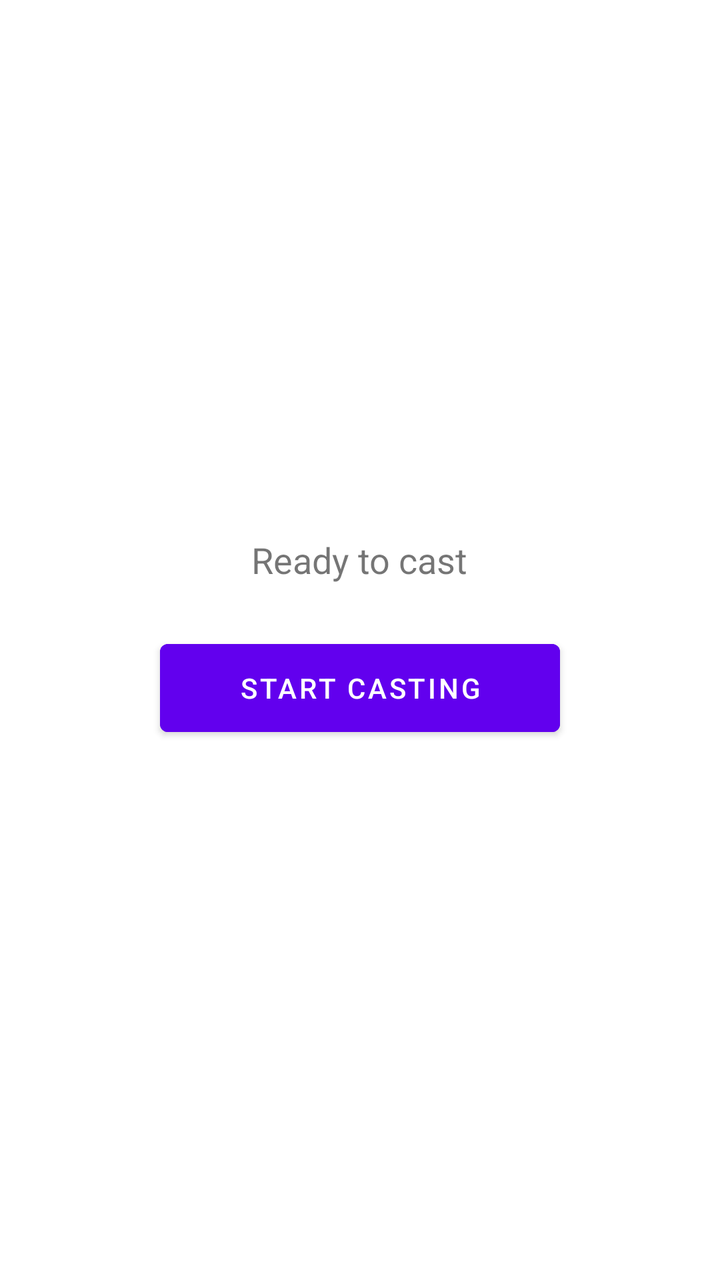
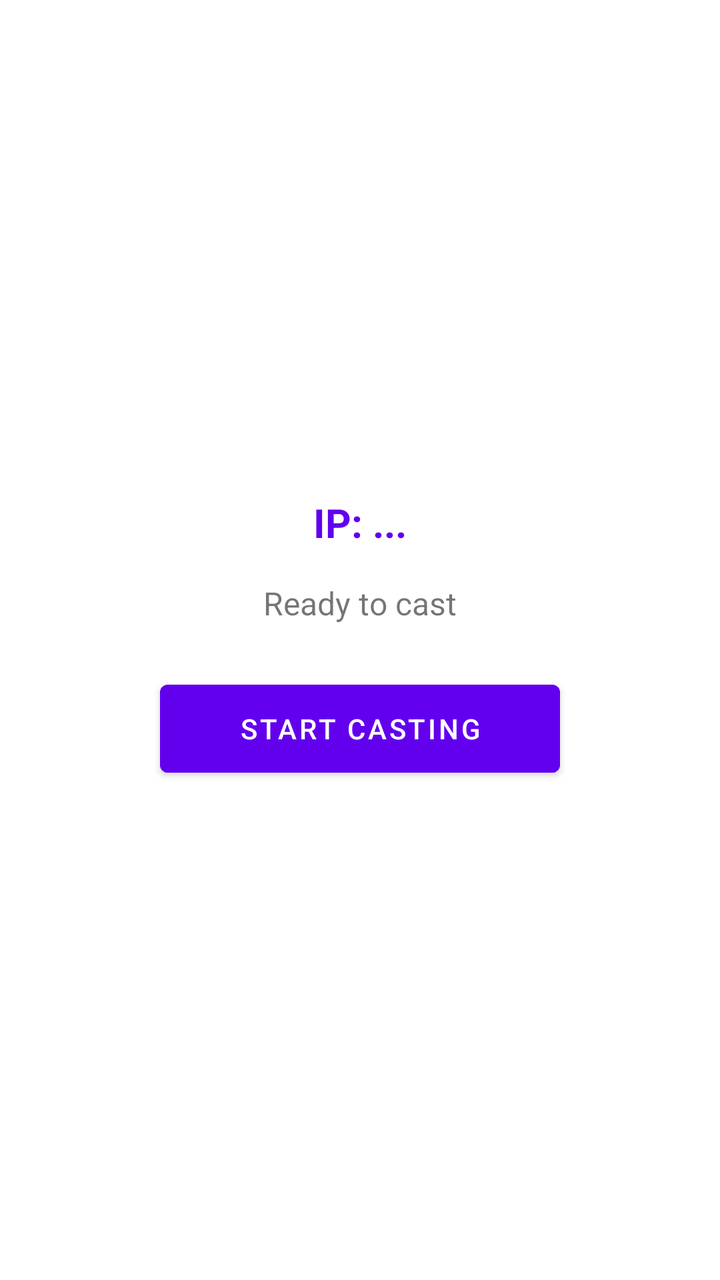

Before-and-after screenshots of an Android layout around one commit, followed by the original layout XML and the change that was made.
<!-- AndroidManifest.xml: activity theme Theme.ScreenCast -->
<!-- res/layout/activity_main.xml -->
<?xml version="1.0" encoding="utf-8"?>
<LinearLayout xmlns:android="http://schemas.android.com/apk/res/android"
    android:layout_width="match_parent"
    android:layout_height="match_parent"
    android:orientation="vertical"
    android:gravity="center"
    android:padding="24dp"
    android:background="#FFFFFF">

    <TextView
        android:id="@+id/statusText"
        android:layout_width="wrap_content"
        android:layout_height="wrap_content"
        android:text="Ready to cast"
        android:textSize="18sp"
        android:layout_marginBottom="24dp"/>

    <Button
        android:id="@+id/startButton"
        android:layout_width="200dp"
        android:layout_height="56dp"
        android:text="Start Casting"
        android:textColor="#FFFFFF"
        android:backgroundTint="#FF6200EE"/>
</LinearLayout>
<!-- resources referenced by this layout -->
<resources>
  <style name="Theme.ScreenCast" parent="Theme.MaterialComponents.DayNight.NoActionBar">
          <item name="colorPrimary">#FF6200EE</item>
          <item name="colorPrimaryVariant">#FF3700B3</item>
          <item name="colorOnPrimary">#FFFFFFFF</item>
          <item name="android:statusBarColor">#FF6200EE</item>
      </style>
</resources>

<!-- the commit's change to res/layout/activity_main.xml (unified diff, before → after) -->
@@ -8,11 +8,22 @@
     android:background="#FFFFFF">
 
     <TextView
+        android:id="@+id/ipText"
+        android:layout_width="wrap_content"
+        android:layout_height="wrap_content"
+        android:text="IP: ..."
+        android:textSize="20sp"
+        android:textStyle="bold"
+        android:textColor="#FF6200EE"
+        android:layout_marginBottom="16dp"
+        android:gravity="center"/>
+
+    <TextView
         android:id="@+id/statusText"
         android:layout_width="wrap_content"
         android:layout_height="wrap_content"
         android:text="Ready to cast"
-        android:textSize="18sp"
+        android:textSize="16sp"
         android:layout_marginBottom="24dp"/>
 
     <Button
